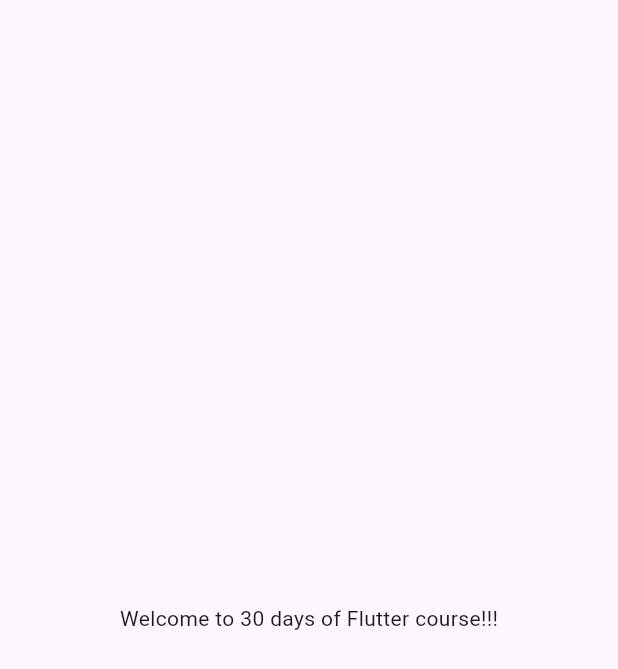
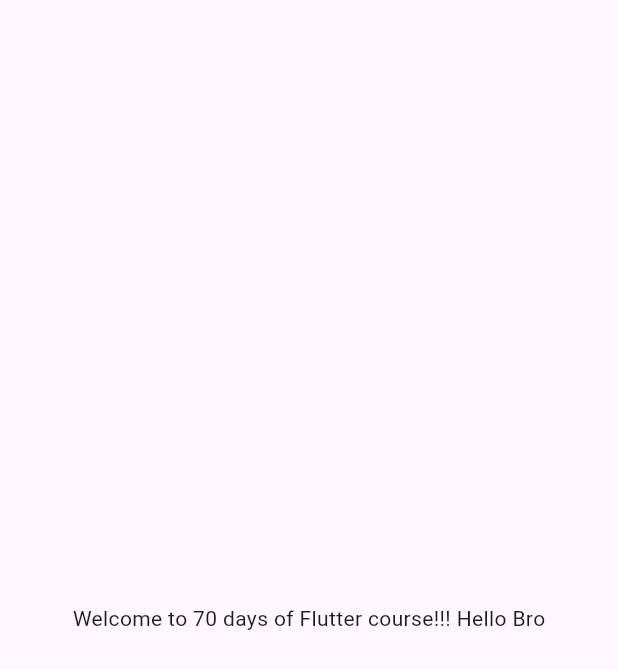
Before and after one commit to Nazil1712/Flutter_catalog, a Flutter app: the screen it shows after launch, on a phone screen of 412 x 824 dp. Shown: the top 669 px of the screen. Run offline on Flutter 3.47's test engine with Material 3 defaults, Android fonts, the phone set to English and light mode, and no system bars.

Commit message:
basics of flutter-dart

```diff
--- a/lib/main.dart
+++ b/lib/main.dart
@@ -7,14 +7,21 @@ void main()
 }
 
 class MyApp extends StatelessWidget {
-  const MyApp({super.key});
-
   @override
   Widget build(BuildContext context) {
+    int days = 70;
+    double tt = 45.2;
+    String name = "Hello Bro";
+    double Pi = 3.14;
+    bool flag = true;
+    num temp = 30.15; // Can accept any number (double,int)
+    const PI = 3.14; // We can't change
+    final list = [1,2,3,45,5,68]; // We can Add Or remove element inside this
+
     return MaterialApp(
       home: Material(
         child: Center(
-          child: Text("Welcome to 30 days of Flutter course!!!"),
+          child: Text("Welcome to $days days of Flutter course!!! $name"),
         ),
       ),
     );
```
Also changed, not shown: lib/home.dart (added, +11 -0 lines).
